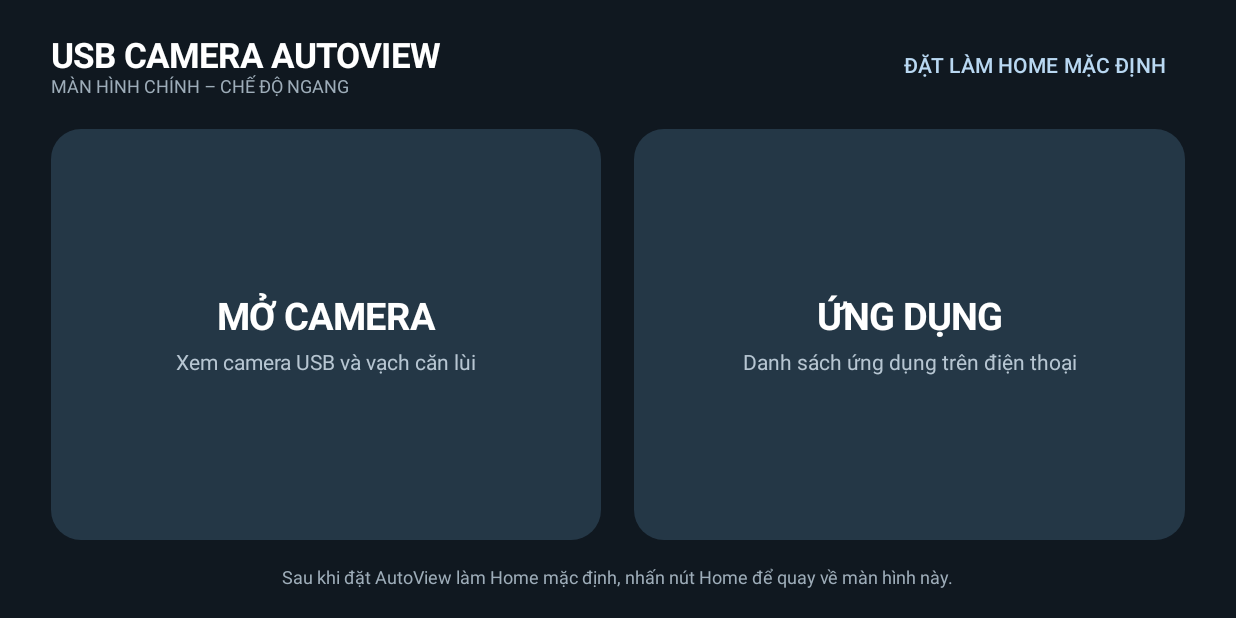
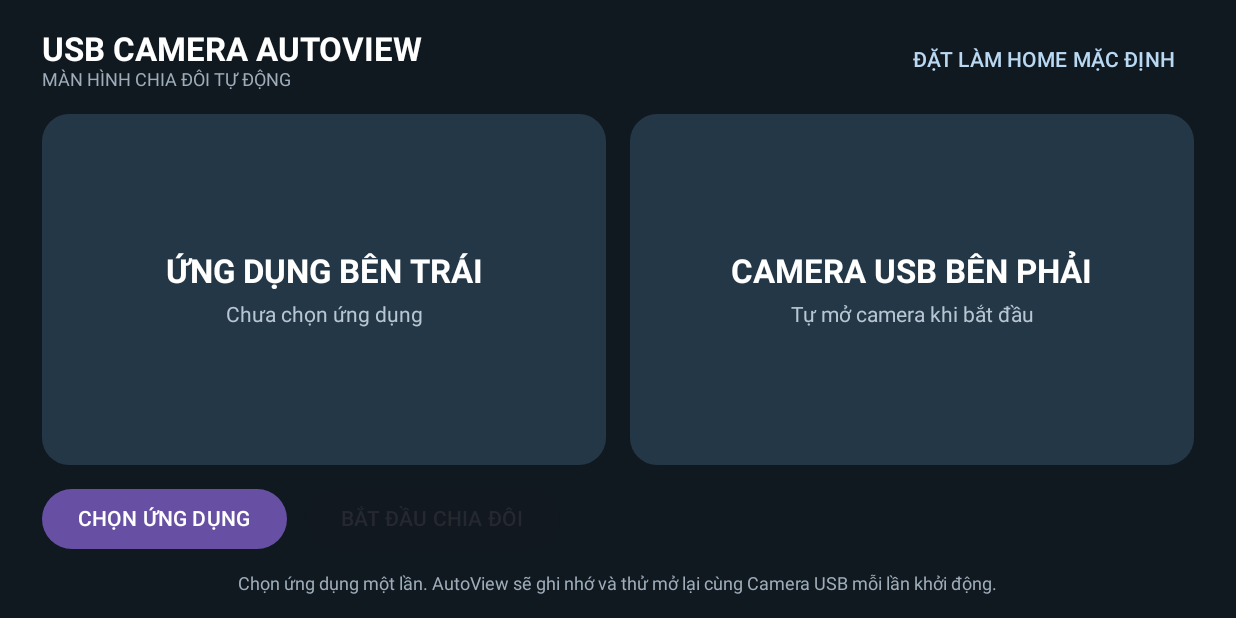
Before and after one commit to mrpamnhat-dotcom/du-an-01.25082026, an Android app built with Jetpack Compose: the HomeActivity screen opened directly, with no data from a screen before it, on a phone screen of 824 x 412 dp (held sideways). Run offline under Robolectric (Android 15) with nearby library versions, the phone set to English and light mode, and no system bars.

Commit message:
Add saved companion app and automatic split-screen startup

```diff
--- a/usb-camera-autoview/app/src/main/java/vn/autoview/usbcamera/HomeActivity.kt
+++ b/usb-camera-autoview/app/src/main/java/vn/autoview/usbcamera/HomeActivity.kt
@@ -4,7 +4,10 @@ import android.app.role.RoleManager
 import android.content.Intent
 import android.os.Build
 import android.os.Bundle
+import android.os.Handler
+import android.os.Looper
 import android.provider.Settings
+import android.view.View
 import androidx.activity.ComponentActivity
 import androidx.activity.compose.setContent
 import androidx.activity.result.contract.ActivityResultContracts
@@ -24,26 +27,87 @@ import androidx.compose.ui.text.font.FontWeight
 import androidx.compose.ui.unit.dp
 import androidx.compose.ui.unit.sp
 
-private data class LaunchableApp(val label: String, val packageName: String, val className: String)
+private const val HOME_PREFS = "autoview_home"
+private const val KEY_SELECTED_PACKAGE = "selected_app_package"
+private const val KEY_SELECTED_LABEL = "selected_app_label"
+private data class LaunchableApp(val label: String, val packageName: String)
 
 class HomeActivity : ComponentActivity() {
     private val homeRoleRequest = registerForActivityResult(
         ActivityResultContracts.StartActivityForResult()
     ) { }
+    private var autoLaunchHandled = false
 
     override fun onCreate(savedInstanceState: Bundle?) {
         super.onCreate(savedInstanceState)
         requestedOrientation = android.content.pm.ActivityInfo.SCREEN_ORIENTATION_LANDSCAPE
+        enterImmersiveMode()
+        val prefs = getSharedPreferences(HOME_PREFS, MODE_PRIVATE)
         setContent {
             AutoViewHome(
-                onCamera = { startActivity(Intent(this, MainActivity::class.java)) },
+                selectedLabel = prefs.getString(KEY_SELECTED_LABEL, null),
                 onApps = { loadLaunchableApps() },
-                onLaunchApp = { app ->
-                    val intent = packageManager.getLaunchIntentForPackage(app.packageName)
-                    if (intent != null) startActivity(intent)
+                onSelectApp = { app ->
+                    prefs.edit().putString(KEY_SELECTED_PACKAGE, app.packageName)
+                        .putString(KEY_SELECTED_LABEL, app.label).apply()
                 },
+                onStartPair = { startSavedPair() },
                 onSetDefaultHome = { requestDefaultHome() }
             )
+        }
+        if (savedInstanceState == null) {
+            Handler(Looper.getMainLooper()).postDelayed({ startSavedPair() }, 900)
+        }
+    }
+
+    override fun onResume() {
+        super.onResume()
+        enterImmersiveMode()
+    }
+
+    override fun onWindowFocusChanged(hasFocus: Boolean) {
+        super.onWindowFocusChanged(hasFocus)
+        if (hasFocus) enterImmersiveMode()
+    }
+
+    @Suppress("DEPRECATION")
+    private fun enterImmersiveMode() {
+        window.decorView.systemUiVisibility = (
+            View.SYSTEM_UI_FLAG_FULLSCREEN or View.SYSTEM_UI_FLAG_HIDE_NAVIGATION or
+                View.SYSTEM_UI_FLAG_IMMERSIVE_STICKY or View.SYSTEM_UI_FLAG_LAYOUT_STABLE or
+                View.SYSTEM_UI_FLAG_LAYOUT_FULLSCREEN or View.SYSTEM_UI_FLAG_LAYOUT_HIDE_NAVIGATION
+            )
+    }
+
+    private fun startSavedPair() {
+        if (autoLaunchHandled) return
+        val prefs = getSharedPreferences(HOME_PREFS, MODE_PRIVATE)
+        val packageName = prefs.getString(KEY_SELECTED_PACKAGE, null) ?: return
+        val externalIntent = packageManager.getLaunchIntentForPackage(packageName) ?: return
+        autoLaunchHandled = true
+        try {
+            // LAUNCH_ADJACENT asks Android to place the selected app in the
+            // neighboring split-screen task. Support depends on device policy.
+            externalIntent.addFlags(
+                Intent.FLAG_ACTIVITY_NEW_TASK or Intent.FLAG_ACTIVITY_LAUNCH_ADJACENT or
+                    Intent.FLAG_ACTIVITY_MULTIPLE_TASK
+            )
+            startActivity(externalIntent)
+            Handler(Looper.getMainLooper()).postDelayed({
+                try {
+                    val cameraIntent = Intent(this, MainActivity::class.java).apply {
+                        addFlags(
+                            Intent.FLAG_ACTIVITY_NEW_TASK or Intent.FLAG_ACTIVITY_LAUNCH_ADJACENT or
+                                Intent.FLAG_ACTIVITY_MULTIPLE_TASK
+                        )
+                    }
+                    startActivity(cameraIntent)
+                } catch (_: Exception) {
+                    autoLaunchHandled = false
+                }
+            }, 700)
+        } catch (_: Exception) {
+            autoLaunchHandled = false
         }
     }
 
@@ -66,11 +130,7 @@ class HomeActivity : ComponentActivity() {
             .mapNotNull { ri ->
                 val activity = ri.activityInfo ?: return@mapNotNull null
                 if (activity.packageName == packageName) return@mapNotNull null
-                LaunchableApp(
-                    ri.loadLabel(packageManager).toString(),
-                    activity.packageName,
-                    activity.name
-                )
+                LaunchableApp(ri.loadLabel(packageManager).toString(), activity.packageName)
             }
             .distinctBy { it.packageName }
             .sortedBy { it.label.lowercase() }
@@ -79,43 +139,58 @@ class HomeActivity : ComponentActivity() {
 
 @Composable
 private fun AutoViewHome(
-    onCamera: () -> Unit,
+    selectedLabel: String?,
     onApps: () -> List<LaunchableApp>,
-    onLaunchApp: (LaunchableApp) -> Unit,
+    onSelectApp: (LaunchableApp) -> Unit,
+    onStartPair: () -> Unit,
     onSetDefaultHome: () -> Unit
 ) {
     var showApps by remember { mutableStateOf(false) }
     var apps by remember { mutableStateOf(emptyList<LaunchableApp>()) }
+    var selected by remember { mutableStateOf(selectedLabel) }
     Surface(Modifier.fillMaxSize(), color = Color(0xFF101820)) {
         Column(
-            Modifier.fillMaxSize().padding(horizontal = 34.dp, vertical = 20.dp),
+            Modifier.fillMaxSize().padding(horizontal = 28.dp, vertical = 16.dp),
             horizontalAlignment = Alignment.CenterHorizontally,
-            verticalArrangement = Arrangement.spacedBy(18.dp)
+            verticalArrangement = Arrangement.spacedBy(12.dp)
         ) {
             Row(Modifier.fillMaxWidth(), verticalAlignment = Alignment.CenterVertically) {
                 Column(Modifier.weight(1f)) {
-                    Text("USB CAMERA AUTOVIEW", color = Color.White, fontSize = 23.sp, fontWeight = FontWeight.Bold)
-                    Text(if (showApps) "ỨNG DỤNG ĐÃ CÀI" else "MÀN HÌNH CHÍNH – CHẾ ĐỘ NGANG", color = Color(0xFF9EADB9), fontSize = 12.sp)
+                    Text("USB CAMERA AUTOVIEW", color = Color.White, fontSize = 22.sp, fontWeight = FontWeight.Bold)
+                    Text("MÀN HÌNH CHIA ĐÔI TỰ ĐỘNG", color = Color(0xFF9EADB9), fontSize = 12.sp)
                 }
                 TextButton(onClick = onSetDefaultHome) {
                     Text("ĐẶT LÀM HOME MẶC ĐỊNH", color = Color(0xFFB9D8F2))
                 }
             }
             if (!showApps) {
-                Row(Modifier.fillMaxWidth().weight(1f), horizontalArrangement = Arrangement.spacedBy(22.dp)) {
-                    HomeTile("MỞ CAMERA", "Xem camera USB và vạch căn lùi", Modifier.weight(1f), onCamera)
-                    HomeTile("ỨNG DỤNG", "Danh sách ứng dụng trên điện thoại", Modifier.weight(1f)) {
+                Row(Modifier.fillMaxWidth().weight(1f), horizontalArrangement = Arrangement.spacedBy(16.dp)) {
+                    HomeTile(
+                        "ỨNG DỤNG BÊN TRÁI",
+                        selected ?: "Chưa chọn ứng dụng",
+                        Modifier.weight(1f)
+                    ) {
                         apps = onApps()
                         showApps = true
                     }
+                    HomeTile(
+                        "CAMERA USB BÊN PHẢI",
+                        "Tự mở camera khi bắt đầu",
+                        Modifier.weight(1f),
+                        onStartPair
+                    )
+                }
+                Row(Modifier.fillMaxWidth(), horizontalArrangement = Arrangement.spacedBy(12.dp)) {
+                    Button(onClick = { apps = onApps(); showApps = true }) { Text("CHỌN ỨNG DỤNG") }
+                    Button(onClick = onStartPair, enabled = selected != null) { Text("BẮT ĐẦU CHIA ĐÔI") }
                 }
                 Text(
-                    "Sau khi đặt AutoView làm Home mặc định, nhấn nút Home để quay về màn hình này.",
+                    "Chọn ứng dụng một lần. AutoView sẽ ghi nhớ và thử mở lại cùng Camera USB mỗi lần khởi động.",
                     color = Color(0xFF9EADB9), fontSize = 12.sp
                 )
             } else {
                 Row(Modifier.fillMaxWidth(), verticalAlignment = Alignment.CenterVertically) {
-                    Text("Chọn ứng dụng để mở", color = Color.White, modifier = Modifier.weight(1f))
+                    Text("Chọn ứng dụng cố định bên trái", color = Color.White, modifier = Modifier.weight(1f))
                     TextButton(onClick = { showApps = false }) { Text("Quay lại", color = Color.White) }
                 }
                 LazyVerticalGrid(
@@ -128,7 +203,11 @@ private fun AutoViewHome(
                         Box(
                             Modifier.fillMaxWidth().height(64.dp)
                                 .background(Color(0xFF243746), RoundedCornerShape(12.dp))
-                                .clickable { onLaunchApp(app) }.padding(12.dp),
+                                .clickable {
+                                    onSelectApp(app)
+                                    selected = app.label
+                                    showApps = false
+                                }.padding(12.dp),
                             contentAlignment = Alignment.CenterStart
                         ) {
                             Text(app.label, color = Color.White, fontSize = 15.sp, maxLines = 1)
@@ -143,12 +222,12 @@ private fun AutoViewHome(
 @Composable
 private fun HomeTile(title: String, subtitle: String, modifier: Modifier, onClick: () -> Unit) {
     Column(
-        modifier.fillMaxHeight().background(Color(0xFF243746), RoundedCornerShape(20.dp))
-            .clickable(onClick = onClick).padding(22.dp),
+        modifier.fillMaxHeight().background(Color(0xFF243746), RoundedCornerShape(18.dp))
+            .clickable(onClick = onClick).padding(20.dp),
         verticalArrangement = Arrangement.Center,
         horizontalAlignment = Alignment.CenterHorizontally
     ) {
-        Text(title, color = Color.White, fontSize = 25.sp, fontWeight = FontWeight.Bold)
+        Text(title, color = Color.White, fontSize = 22.sp, fontWeight = FontWeight.Bold)
         Spacer(Modifier.height(8.dp))
         Text(subtitle, color = Color(0xFFB7C6D2), fontSize = 14.sp)
     }
```
